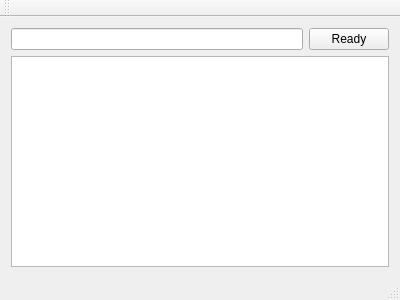
First picture: the form in mainwindow.ui, repository Coderlane/QtCardReader, before the edit.
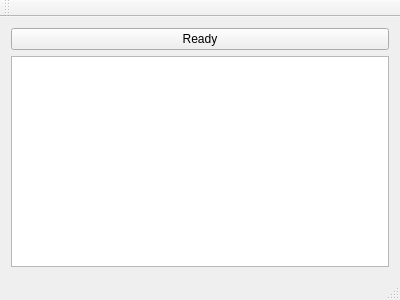
Second picture: the form after the edit.

```diff
--- a/mainwindow.ui
+++ b/mainwindow.ui
@@ -15,10 +15,10 @@
   </property>
   <widget class="QWidget" name="centralWidget">
    <layout class="QGridLayout" name="gridLayout">
-    <item row="0" column="0">
-     <widget class="QLineEdit" name="deviceLine"/>
+    <item row="1" column="0" colspan="2">
+     <widget class="QTextBrowser" name="idBrowser"/>
     </item>
-    <item row="0" column="1">
+    <item row="0" column="0" colspan="2">
      <widget class="QPushButton" name="readyButton">
       <property name="text">
        <string>Ready</string>
```
Left out of the diff: 5 changed lines with no effect on the pictures.
